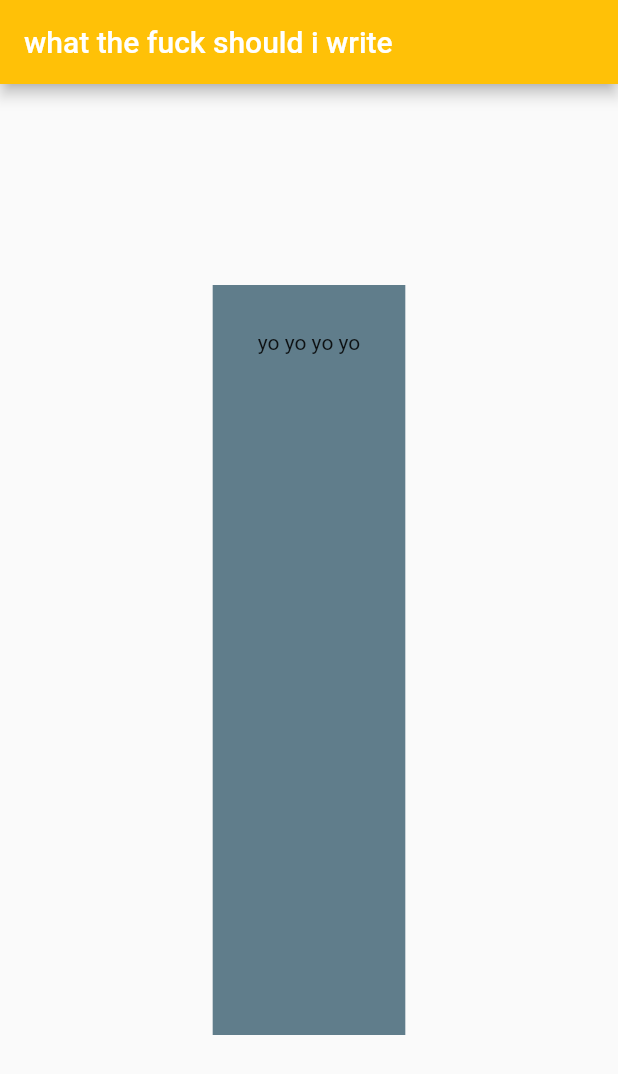
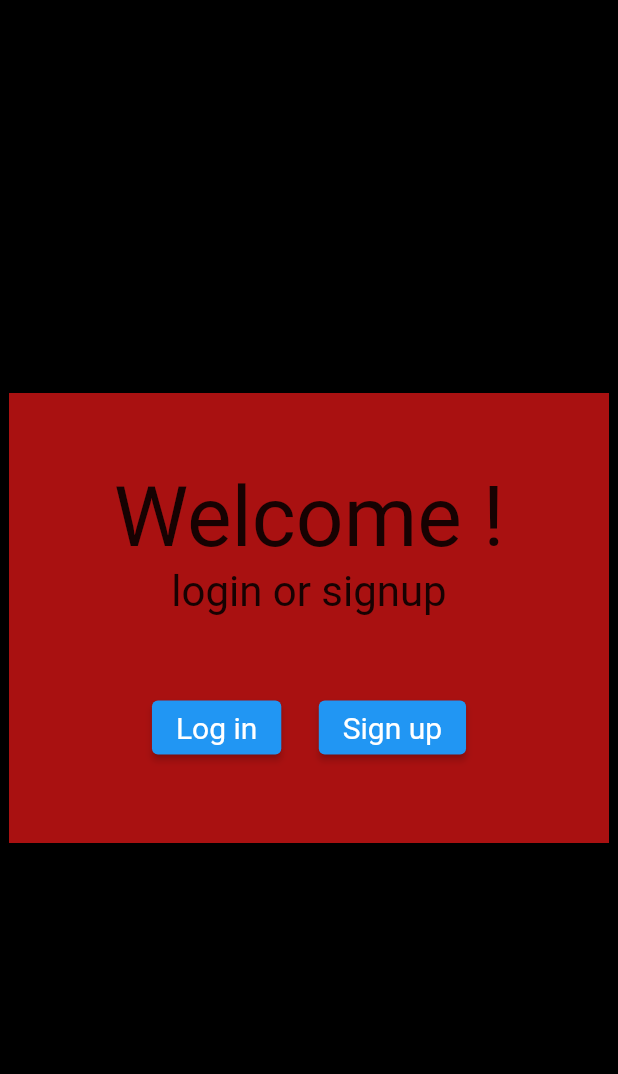
Before and after one commit to barbodak/Good-Books-Front-End, a Flutter app: the screen it shows after launch, on a phone screen of 412 x 824 dp. Shown: the top 1074 px of the screen. Run offline on Flutter 3.47's test engine with Material 2 defaults, Android fonts, the phone set to English and light mode, and no system bars.

Commit message:
tem login page made

```diff
--- a/lib/main.dart
+++ b/lib/main.dart
@@ -1,30 +1,6 @@
 import 'package:flutter/material.dart';
+import 'welcome_page.dart';
 
 void main() {
-  runApp(const MyApp());
+  runApp(const welcome_page());
 }
-
-class MyApp extends StatelessWidget {
-  const MyApp({super.key});
-
-  @override
-  Widget build(BuildContext context) {
-    return MaterialApp(
-      home: Scaffold(
-        appBar: AppBar(
-          backgroundColor: Colors.amber,
-          title: const Text("what the fuck should i write"),
-        ),
-        body: Center(
-          child: Container(
-            child: const Text("yo yo yo yo"),
-            margin: EdgeInsets.all(50),
-            padding: EdgeInsets.all(30),
-            color: Colors.blueGrey,
-            height: 500,
-          ),
-        ),
-      ),
-    );
-  }
-}
--- /dev/null
+++ b/lib/welcome_page.dart
@@ -0,0 +1,57 @@
+import 'package:flutter/material.dart';
+
+class welcome_page extends StatefulWidget {
+  const welcome_page({super.key});
+
+  @override
+  State<welcome_page> createState() => _welcome_pageState();
+}
+
+class _welcome_pageState extends State<welcome_page> {
+  @override
+  Widget build(BuildContext context) {
+    final ButtonStyle style =
+        ElevatedButton.styleFrom(textStyle: const TextStyle(fontSize: 20));
+    return MaterialApp(
+      theme: ThemeData(primarySwatch: Colors.blue),
+      home: Scaffold(
+        backgroundColor: Colors.black,
+        body: Center(
+          child: Container(
+            color: Color.fromARGB(255, 169, 17, 17),
+            width: 400,
+            height: 300,
+            padding: EdgeInsets.fromLTRB(0, 50, 0, 50),
+            child: Column(
+              children: [
+                Text("Welcome !", textScaleFactor: 4),
+                Text("login or signup", textScaleFactor: 2),
+                SizedBox(
+                  height: 50,
+                ),
+                Row(
+                  mainAxisAlignment: MainAxisAlignment.center,
+                  children: [
+                    ElevatedButton(
+                      style: style,
+                      onPressed: () {},
+                      child: Text("Log in"),
+                    ),
+                    SizedBox(
+                      width: 25,
+                    ),
+                    ElevatedButton(
+                      style: style,
+                      onPressed: () {},
+                      child: Text("Sign up"),
+                    ),
+                  ],
+                ),
+              ],
+            ),
+          ),
+        ),
+      ),
+    );
+  }
+}
```
Also changed, not shown: 1 other file.
